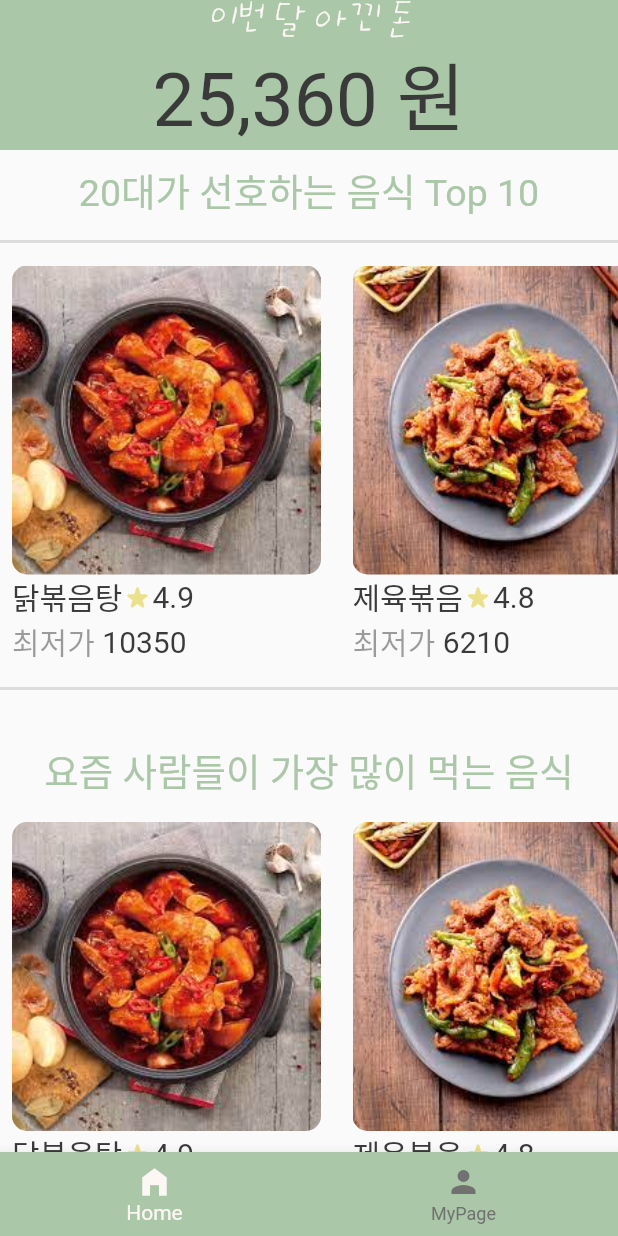
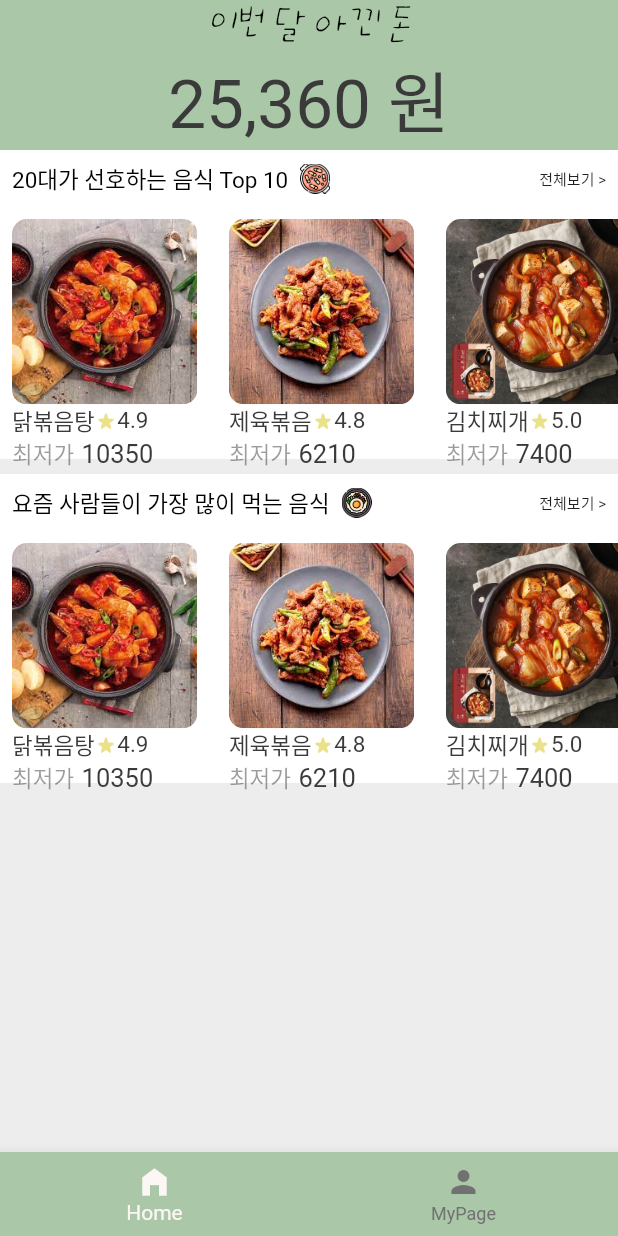
Before and after one commit to SoulTree-Lovers/AutoMarket, a Flutter app: the screen it shows after launch, on a phone screen of 412 x 824 dp. Run offline on Flutter 3.47's test engine with Material 2 defaults, Android fonts, the phone set to English and light mode, and no system bars; Roboto replaces fonts that are missing (Hind, KCC).

Commit message:
레이아웃 변경 및 각 행에 아이콘 추가 및 전체보기 추가

```diff
--- a/lib/screens/home_page.dart
+++ b/lib/screens/home_page.dart
@@ -15,7 +15,7 @@ class _HomePageState extends State<HomePage> {
     double screenWidth = MediaQuery.of(context).size.width;
 
     return Scaffold(
-      // backgroundColor: const Color(0xFFAAC8A7),
+      backgroundColor: const Color.fromARGB(255, 237, 237, 237),
       body: NestedScrollView(
         // Setting floatHeaderSlivers to true is required in order to float
         // the outer slivers over the inner scrollable.
@@ -30,7 +30,7 @@ class _HomePageState extends State<HomePage> {
                   style: TextStyle(
                     fontFamily: "UhBeebaby",
                     fontSize: 25.0,
-                    color: Color(0xFFFCF6F5),
+                    color: Color.fromARGB(255, 0, 0, 0),
                   ),
                 ),
               ),
@@ -40,7 +40,7 @@ class _HomePageState extends State<HomePage> {
                   "25,360 원",
                   style: TextStyle(
                     fontFamily: "KCC",
-                    fontSize: 50.0,
+                    fontSize: 45.0,
                     color: Color.fromARGB(255, 58, 58, 58),
                   ),
                 ),
@@ -58,36 +58,58 @@ class _HomePageState extends State<HomePage> {
         body: SingleChildScrollView(
           child: Column(
             children: [
-              // Padding(
-              //   padding: const EdgeInsets.only(bottom: 20),
-              //   child: Container(
-              //     color: Colors.black,
-              //     height: 1,
-              //     width: 250,
-              //   ),
+              // const Divider(
+              //   // color: Color(0xFFFCF6F5),
+              //   thickness: 2,
               // ),
+              Container(
+                height: screenHeight * 0.25,
+                width: screenWidth,
+                color: const Color.fromARGB(255, 255, 255, 255),
+                child: Column(
+                  children: [
+                    Row(
+                      mainAxisAlignment: MainAxisAlignment.spaceBetween,
+                      children: [
+                        Row(
+                          children: [
                             const Padding(
                               padding: EdgeInsets.all(8.0),
                               child: Text(
                                 "20대가 선호하는 음식 Top 10",
                                 style: TextStyle(
-                    color: Color(0xFFAAC8A7),
-                    fontSize: 25,
+                                  color: Color.fromARGB(255, 0, 0, 0),
+                                  fontSize: 15,
                                   // fontFamily: "UhBeebaby",
                                   fontFamily: "KCC",
                                 ),
                               ),
                             ),
-              const Divider(
-                // color: Color(0xFFFCF6F5),
-                thickness: 2,
+                            Image.asset(
+                              "assets/images/떡볶이.png",
+                              width: 20,
+                              height: 20,
+                            ),
+                          ],
+                        ),
+                        const Padding(
+                          padding: EdgeInsets.all(8.0),
+                          child: Text(
+                            "전체보기 >",
+                            style: TextStyle(
+                              fontSize: 10,
+                              fontFamily: "KCC",
+                            ),
+                          ),
+                        )
+                      ],
                     ),
                     SingleChildScrollView(
                       scrollDirection: Axis.horizontal,
                       child: Row(
                         children: [
                           FoodCard(
-                      screenWidth: screenWidth * 0.5,
+                            screenWidth: screenWidth * 0.3,
                             menuName: "닭볶음탕",
                             price: 10350,
                             rating: 4.9,
@@ -97,7 +119,7 @@ class _HomePageState extends State<HomePage> {
                             width: 5,
                           ),
                           FoodCard(
-                      screenWidth: screenWidth * 0.5,
+                            screenWidth: screenWidth * 0.3,
                             menuName: "제육볶음",
                             price: 6210,
                             rating: 4.8,
@@ -107,7 +129,7 @@ class _HomePageState extends State<HomePage> {
                             width: 5,
                           ),
                           FoodCard(
-                      screenWidth: screenWidth * 0.5,
+                            screenWidth: screenWidth * 0.3,
                             menuName: "김치찌개",
                             price: 7400,
                             rating: 5.0,
@@ -117,7 +139,7 @@ class _HomePageState extends State<HomePage> {
                             width: 5,
                           ),
                           FoodCard(
-                      screenWidth: screenWidth * 0.5,
+                            screenWidth: screenWidth * 0.3,
                             menuName: "된장찌개",
                             price: 7300,
                             rating: 4.5,
@@ -126,31 +148,64 @@ class _HomePageState extends State<HomePage> {
                         ],
                       ),
                     ),
-              const Divider(
-                // color: Color(0xFFFCF6F5),
-                thickness: 2,
+                  ],
+                ),
               ),
               const SizedBox(
-                height: 20,
+                height: 10,
               ),
+              // const Divider(
+              //   // color: Color(0xFFFCF6F5),
+              //   thickness: 2,
+              // ),
+              Container(
+                height: screenHeight * 0.25,
+                width: screenWidth,
+                color: const Color.fromARGB(255, 255, 255, 255),
+                child: Column(
+                  children: [
+                    Row(
+                      mainAxisAlignment: MainAxisAlignment.spaceBetween,
+                      children: [
+                        Row(
+                          children: [
                             const Padding(
                               padding: EdgeInsets.all(8.0),
                               child: Text(
                                 "요즘 사람들이 가장 많이 먹는 음식",
                                 style: TextStyle(
-                    color: Color(0xFFAAC8A7),
-                    fontSize: 25,
+                                  color: Color.fromARGB(255, 0, 0, 0),
+                                  fontSize: 15,
                                   // fontFamily: "UhBeebaby",
                                   fontFamily: "KCC",
                                 ),
                               ),
+                            ),
+                            Image.asset(
+                              "assets/images/비빔밥.png",
+                              width: 20,
+                              height: 20,
+                            ),
+                          ],
+                        ),
+                        const Padding(
+                          padding: EdgeInsets.all(8.0),
+                          child: Text(
+                            "전체보기 >",
+                            style: TextStyle(
+                              fontSize: 10,
+                              fontFamily: "KCC",
+                            ),
+                          ),
+                        )
+                      ],
                     ),
                     SingleChildScrollView(
                       scrollDirection: Axis.horizontal,
                       child: Row(
                         children: [
                           FoodCard(
-                      screenWidth: screenWidth * 0.5,
+                            screenWidth: screenWidth * 0.3,
                             menuName: "닭볶음탕",
                             price: 10350,
                             rating: 4.9,
@@ -160,7 +215,7 @@ class _HomePageState extends State<HomePage> {
                             width: 5,
                           ),
                           FoodCard(
-                      screenWidth: screenWidth * 0.5,
+                            screenWidth: screenWidth * 0.3,
                             menuName: "제육볶음",
                             price: 6210,
                             rating: 4.8,
@@ -170,7 +225,7 @@ class _HomePageState extends State<HomePage> {
                             width: 5,
                           ),
                           FoodCard(
-                      screenWidth: screenWidth * 0.5,
+                            screenWidth: screenWidth * 0.3,
                             menuName: "김치찌개",
                             price: 7400,
                             rating: 5.0,
@@ -180,11 +235,14 @@ class _HomePageState extends State<HomePage> {
                             width: 5,
                           ),
                           FoodCard(
-                      screenWidth: screenWidth * 0.5,
+                            screenWidth: screenWidth * 0.3,
                             menuName: "된장찌개",
                             price: 7300,
                             rating: 4.5,
                             imagePath: "assets/images/된장찌개.png",
+                          ),
+                        ],
+                      ),
                     ),
                   ],
                 ),
--- a/lib/widgets/food_card.dart
+++ b/lib/widgets/food_card.dart
@@ -41,20 +41,20 @@ class FoodCard extends StatelessWidget {
                 menuName, // 음식 이름
                 style: const TextStyle(
                   fontFamily: "KCC",
-                  fontSize: 20,
+                  fontSize: 15,
                   color: Color.fromARGB(255, 58, 58, 58),
                 ),
               ),
               const Icon(
                 Icons.star_rate_rounded,
-                size: 20,
+                size: 15,
                 color: Color.fromARGB(255, 235, 225, 137),
               ),
               Text(
                 "$rating", // 음식 이름
                 style: const TextStyle(
                   fontFamily: "KCC",
-                  fontSize: 20,
+                  fontSize: 15,
                   color: Color.fromARGB(255, 58, 58, 58),
                 ),
               ),
@@ -63,23 +63,28 @@ class FoodCard extends StatelessWidget {
           Row(
             mainAxisAlignment: MainAxisAlignment.spaceBetween,
             children: [
-              Text(
+              Container(
+                child: Text(
                   "최저가",
                   style: TextStyle(
                     fontFamily: "KCC",
-                  fontSize: 20,
-                  color: const Color.fromARGB(255, 58, 58, 58).withOpacity(0.5),
+                    fontSize: 15,
+                    color:
+                        const Color.fromARGB(255, 58, 58, 58).withOpacity(0.5),
+                  ),
                 ),
               ),
               const SizedBox(
                 width: 5,
               ),
-              Text(
+              Container(
+                child: Text(
                   "$price",
                   style: const TextStyle(
                     fontFamily: "KCC",
-                  fontSize: 20,
+                    fontSize: 17,
                     color: Color.fromARGB(255, 58, 58, 58),
+                  ),
                 ),
               ),
             ],
--- a/pubspec.yaml
+++ b/pubspec.yaml
@@ -65,6 +65,8 @@ flutter:
     - assets/images/제육볶음.png
     - assets/images/닭볶음탕.png
     - assets/images/당근.png
+    - assets/images/떡볶이.png
+    - assets/images/비빔밥.png
     - assets/images/치즈.png
     - assets/images/계란후라이.png
     - assets/images/AutoMarketLogo2.png
```
Also changed, not shown: assets/images/bread.png (renamed from assets/images/식빵.png), assets/images/money.png (added), assets/images/떡볶이.png (added), assets/images/비빔밥.png (added). Lines whose indentation alone changed are shown as unchanged.
